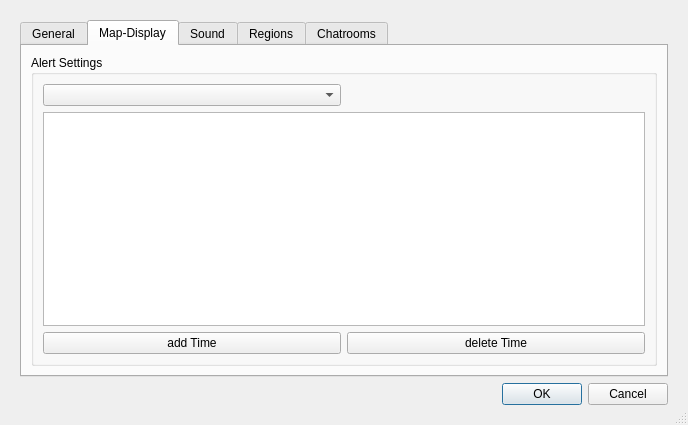
This is src/vi/ui/Settings.ui in Subtalime/vintel as Qt 5 draws it before an edit. The edited form follows.
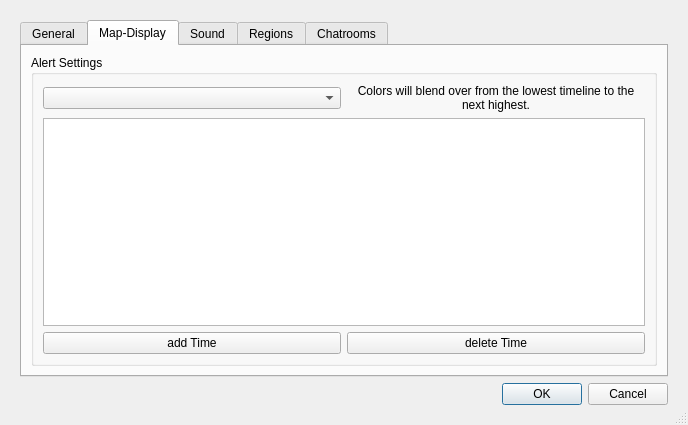
This is the edited form. The open tabs and pages were chosen to show the change.

Commit message: added some help to Settings-Color

The edit to the form file:
```diff
--- a/src/vi/ui/Settings.ui
+++ b/src/vi/ui/Settings.ui
@@ -204,6 +204,19 @@
              <item row="1" column="0" colspan="2">
               <widget class="QTableView" name="tableViewMap"/>
              </item>
+             <item row="0" column="1">
+              <widget class="QLabel" name="label_12">
+               <property name="text">
+                <string>Colors will blend over from the lowest timeline to the next highest.</string>
+               </property>
+               <property name="alignment">
+                <set>Qt::AlignCenter</set>
+               </property>
+               <property name="wordWrap">
+                <bool>true</bool>
+               </property>
+              </widget>
+             </item>
             </layout>
            </widget>
           </item>
```
Left out of the diff: 2 changed lines with no effect on the pictures. The commit also changes 1 other file.
